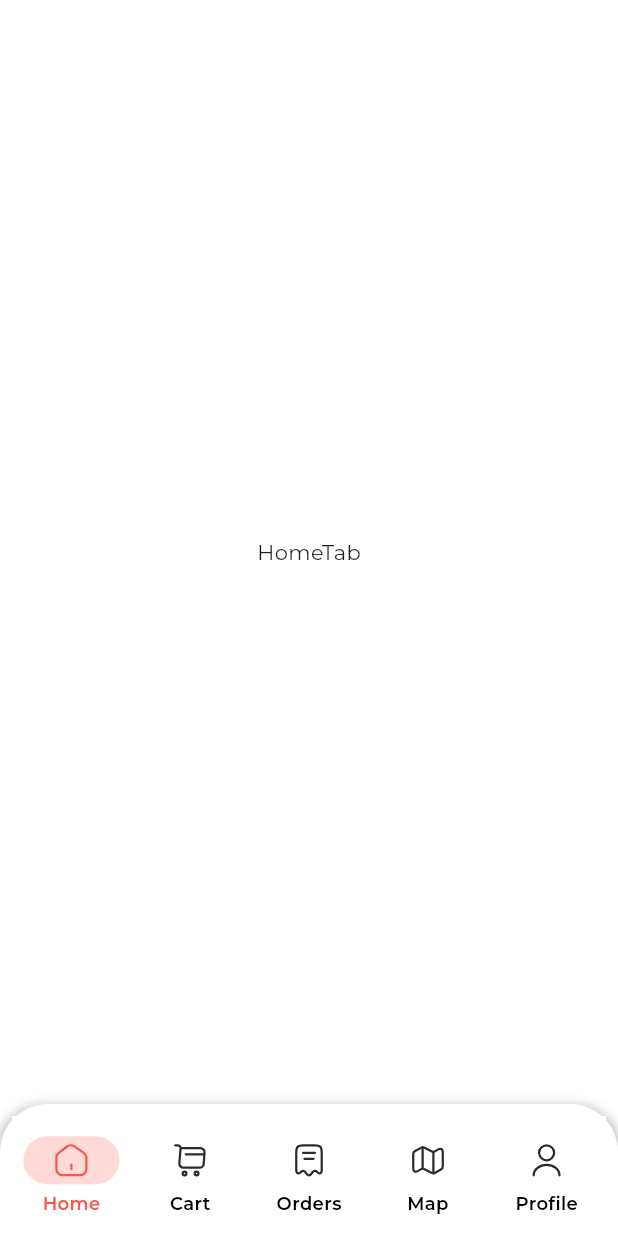
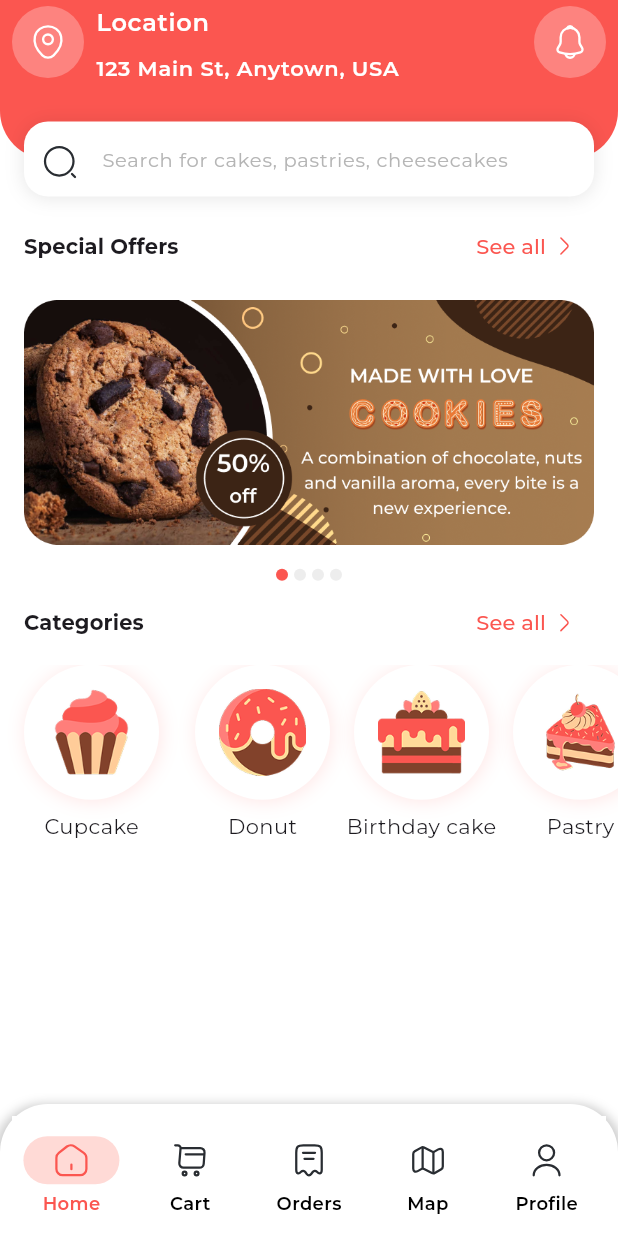
Before and after one commit to Kingjohneycodey/sweet-shop-app, a Flutter app: the screen it shows after launch, on a phone screen of 412 x 824 dp. Run offline on Flutter 3.47's test engine with Material 3 defaults, Android fonts, the phone set to English and light mode, and no system bars; drawn by our look-alikes of carousel_slider, smooth_page_indicator; our stand-ins replace bloc, flutter_bloc, flutter_svg, google_fonts, readmore.

Commit message:
worked on the home app bar, special offers and categories section on the home page

```diff
--- a/lib/core/theme/theme.dart
+++ b/lib/core/theme/theme.dart
@@ -42,6 +42,7 @@ class AppTheme {
 
   static const _lightAppColors = AppColors(
     // Primary
+    // primary: Color(0xFF4169E1),
     primary: Color(0xFFFB5650),
     primaryShade1: Color(0xFFFEDDDC),
     primaryShade2: Color(0xFFFECCCA),
--- /dev/null
+++ b/lib/features/home_feature/data/data_source/local/sample_data.dart
@@ -0,0 +1,79 @@
+import '../../../../../core/gen/assets.gen.dart';
+
+List<String> banners = [
+  Assets.images.specialOffer1.path,
+  Assets.images.specialOffer2.path,
+  Assets.images.specialOffer3.path,
+  Assets.images.specialOffer4.path,
+];
+
+final List<String> imagesOfCategories = [
+  Assets.images.cupcakeIllustration.path,
+  Assets.images.donutIllustration.path,
+  Assets.images.cakeIllustration.path,
+  Assets.images.pastryIllustration.path,
+  Assets.images.cupcakeIllustration.path,
+  Assets.images.donutIllustration.path,
+  Assets.images.cakeIllustration.path,
+  Assets.images.pastryIllustration.path,
+];
+
+final List<String> titlesOfCategories = [
+  'Cupcake',
+  'Donut',
+  'Birthday cake',
+  'Pastry',
+  'Cupcake',
+  'Donut',
+  'Birthday cake',
+  'Pastry',
+];
+
+List<String> titleOfTheListOfProducts = [
+  'Featured products',
+  'New products',
+  'Popular products',
+];
+
+List<String> productsName = [
+  'Red Velvet Cake',
+  'Chocolate Cake',
+  'Red Velvet Cake',
+  'Chocolate Cake',
+];
+
+List<String> productsImage = [
+  Assets.images.redVelvetCakeWithFruit.path,
+  Assets.images.strawberryChocolateCake.path,
+  Assets.images.redVelvetCakeWithFruit.path,
+  Assets.images.strawberryChocolateCake.path,
+];
+
+List<String> categoryProductsImage = [
+  Assets.images.donutCategory1.path,
+  Assets.images.donutCategory2.path,
+  Assets.images.donutCategory3.path,
+  Assets.images.cupcakeCategory1.path,
+  Assets.images.cupcakeCategory2.path,
+  Assets.images.cupcakeCategory3.path,
+  Assets.images.birthdayCakeCategory1.path,
+  Assets.images.birthdayCakeCategory2.path,
+  Assets.images.birthdayCakeCategory3.path,
+];
+
+List<String> categoryProductsName = [
+  'Sponge donut',
+  'Chocolate donut',
+  'Donuts',
+  'Strawberry cake',
+  'blackberry cake',
+  'Chocolate cake',
+  'Birthday cake',
+  'Birthday cake',
+  'Birthday cake',
+];
+
+final String productDescription =
+    'Our chocolate cake is made with a combination of the finest ingredients, from premium chocolate and cocoa to the freshest eggs and pure butter. With a soft, moist texture and rich chocolate flavor, this cake will give you an unforgettable experience.\nEach slice is a celebration of pure indulgence, crafted to delight your senses.\nDiscover the difference that quality and care make in every single bite.';
+
+final List<String> weights = ['0.5 kg', '1 kg', '1.5 kg', '2 kg', '4 kg'];
--- /dev/null
+++ b/lib/features/home_feature/presentation/bloc/banner_slider_cubit.dart
@@ -0,0 +1,12 @@
+import 'package:bloc/bloc.dart';
+import 'package:carousel_slider/carousel_slider.dart';
+
+part 'banner_slider_state.dart';
+
+class BannerSliderCubit extends Cubit<BannerSliderState> {
+  BannerSliderCubit() : super(BannerSliderState(currentIndex: 0));
+
+  void onPageChanged({required final int index}) {
+    emit(state.copyWith(currentIndex: index));
+  }
+}
--- /dev/null
+++ b/lib/features/home_feature/presentation/bloc/banner_slider_state.dart
@@ -0,0 +1,16 @@
+part of 'banner_slider_cubit.dart';
+
+class BannerSliderState {
+  BannerSliderState({required this.currentIndex});
+
+  final int currentIndex;
+  final CarouselSliderController controller = CarouselSliderController();
+
+  BannerSliderState copyWith({
+    int? currentIndex,
+  }) {
+    return BannerSliderState(
+      currentIndex: currentIndex ?? this.currentIndex,
+    );
+  }
+}
--- a/lib/features/home_feature/presentation/screens/home_screen.dart
+++ b/lib/features/home_feature/presentation/screens/home_screen.dart
@@ -3,6 +3,7 @@ import 'package:flutter_bloc/flutter_bloc.dart';
 import 'package:sweet_shop/core/theme/theme.dart';
 import 'package:sweet_shop/core/widgets/app_scaffold.dart';
 import 'package:sweet_shop/core/widgets/app_svg_viewer.dart';
+import 'package:sweet_shop/features/home_feature/presentation/widgets/home_app_bar.dart';
 import 'package:sweet_shop/features/home_feature/presentation/widgets/tabs/cart_tab.dart';
 import 'package:sweet_shop/features/home_feature/presentation/widgets/tabs/orders_tab.dart';
 import 'package:sweet_shop/features/home_feature/presentation/widgets/tabs/profile_tab.dart';
@@ -41,7 +42,7 @@ class _HomeScreen extends StatelessWidget {
       const ProfileTab(),
     ];
     return AppScaffold(
-      // appBar: watch.state.selectedIndex == 0 ? HomeAppBar() : null,
+      appBar: watch.state.selectedIndex == 0 ? HomeAppBar() : null,
       body: tabs[watch.state.selectedIndex],
       padding: EdgeInsets.zero,
       bottomNavigationBar: Container(
--- /dev/null
+++ b/lib/features/home_feature/presentation/widgets/banner_slider_widget.dart
@@ -0,0 +1,79 @@
+import 'package:carousel_slider/carousel_slider.dart';
+import 'package:flutter/material.dart';
+import 'package:flutter_bloc/flutter_bloc.dart';
+import 'package:sweet_shop/core/theme/theme.dart';
+import 'package:sweet_shop/core/utils/sized_context.dart';
+import 'package:smooth_page_indicator/smooth_page_indicator.dart';
+
+import '../../../../core/theme/dimens.dart';
+import '../../../../core/utils/check_device_size.dart';
+import '../../data/data_source/local/sample_data.dart';
+import '../bloc/banner_slider_cubit.dart';
+
+class BannerSliderWidget extends StatelessWidget {
+  const BannerSliderWidget({super.key});
+
+  @override
+  Widget build(BuildContext context) {
+    return BlocProvider<BannerSliderCubit>(
+      create: (context) => BannerSliderCubit(),
+      child: const _BannerSliderWidget(),
+    );
+  }
+}
+
+class _BannerSliderWidget extends StatelessWidget {
+  const _BannerSliderWidget();
+
+  @override
+  Widget build(BuildContext context) {
+    final watch = context.watch<BannerSliderCubit>();
+    final read = context.read<BannerSliderCubit>();
+    final colors = context.theme.appColors;
+    return Center(
+      child: SizedBox(
+        width: checkDesktopSize(context)
+            ? Dimens.largeDeviceBreakPoint
+            : context.widthPx,
+        child: Column(
+          spacing: Dimens.padding,
+          children: [
+            CarouselSlider(
+              carouselController: watch.state.controller,
+              items: banners.map((banner) {
+                return Padding(
+                  padding: const EdgeInsets.symmetric(
+                    horizontal: Dimens.largePadding,
+                  ),
+                  child: Image.asset(banner),
+                );
+              }).toList(),
+              options: CarouselOptions(
+                autoPlay: false,
+                enlargeCenterPage: true,
+                enlargeFactor: 0.5,
+                aspectRatio: 2.3,
+                viewportFraction: 1,
+                onPageChanged: (final index, final reason) {
+                  read.onPageChanged(index: index);
+                },
+              ),
+            ),
+            AnimatedSmoothIndicator(
+              activeIndex: watch.state.currentIndex,
+              count: banners.length,
+              effect: WormEffect(
+                activeDotColor: colors.primary,
+                dotColor: colors.gray,
+                dotHeight: 8,
+                dotWidth: 8,
+                spacing: 4,
+                type: WormType.normal,
+              ),
+            ),
+          ],
+        ),
+      ),
+    );
+  }
+}
--- /dev/null
+++ b/lib/features/home_feature/presentation/widgets/categories_list.dart
@@ -0,0 +1,49 @@
+import 'package:flutter/material.dart';
+import 'package:sweet_shop/core/theme/dimens.dart';
+import 'package:sweet_shop/core/theme/theme.dart';
+import 'package:sweet_shop/features/home_feature/data/data_source/local/sample_data.dart';
+
+class CategoriesList extends StatelessWidget {
+  const CategoriesList({super.key});
+
+  @override
+  Widget build(BuildContext context) {
+    final colors = context.theme.appColors;
+    return SizedBox(
+      height: 120,
+      child: ListView.builder(
+        itemCount: titlesOfCategories.length,
+        shrinkWrap: true,
+        scrollDirection: Axis.horizontal,
+        itemBuilder: (final context, final index) {
+          return Column(
+            spacing: Dimens.padding,
+            children: [
+              Container(
+                width: 90,
+                height: 90,
+                decoration: BoxDecoration(
+                  borderRadius: BorderRadius.circular(100),
+                  color: context.theme.scaffoldBackgroundColor,
+                  boxShadow: [
+                    BoxShadow(
+                      color: colors.primary.withValues(alpha: 0.15),
+                      blurRadius: 10,
+                      offset: Offset(1, 1),
+                    ),
+                  ],
+                ),
+                padding: EdgeInsets.all(Dimens.largePadding),
+                margin: EdgeInsets.symmetric(
+                  horizontal: index == 0 ? Dimens.largePadding : Dimens.padding,
+                ),
+                child: Center(child: Image.asset(imagesOfCategories[index])),
+              ),
+              Text(titlesOfCategories[index]),
+            ],
+          );
+        },
+      ),
+    );
+  }
+}
--- /dev/null
+++ b/lib/features/home_feature/presentation/widgets/home_app_bar.dart
@@ -0,0 +1,74 @@
+import 'package:flutter/material.dart';
+import 'package:sweet_shop/core/gen/assets.gen.dart';
+import 'package:sweet_shop/core/theme/dimens.dart';
+import 'package:sweet_shop/core/theme/theme.dart';
+import 'package:sweet_shop/core/utils/sized_context.dart';
+import 'package:sweet_shop/core/widgets/app_icon_buttons.dart';
+import 'package:sweet_shop/core/widgets/app_search_bar.dart';
+
+class HomeAppBar extends StatelessWidget implements PreferredSizeWidget {
+  const HomeAppBar({super.key});
+
+  @override
+  Widget build(BuildContext context) {
+    final colors = context.theme.appColors;
+
+    return Column(
+      children: [
+        AppBar(
+          backgroundColor: colors.primary,
+          actions: [AppIconButton(iconPath: Assets.icons.notification)],
+          title: Row(
+            spacing: Dimens.padding,
+            children: [
+              AppIconButton(iconPath: Assets.icons.location),
+              Column(
+                spacing: Dimens.padding,
+                crossAxisAlignment: CrossAxisAlignment.start,
+                children: [
+                  Text(
+                    'Location',
+                    style: TextStyle(fontSize: 16, color: colors.white),
+                  ),
+                  Text(
+                    '123 Main St, Anytown, USA',
+                    style: TextStyle(fontSize: 14, color: colors.white),
+                  ),
+                ],
+              ),
+            ],
+          ),
+          leadingWidth: 85,
+          titleSpacing: Dimens.padding,
+          actionsPadding: EdgeInsets.symmetric(horizontal: Dimens.padding),
+        ),
+        Stack(
+          children: [
+            Container(
+              height: 50,
+              width: context.widthPx,
+              decoration: BoxDecoration(
+                color: context.theme.appColors.primary,
+                borderRadius: BorderRadius.only(
+                  bottomLeft: Radius.circular(Dimens.extraLargePadding),
+                  bottomRight: Radius.circular(Dimens.extraLargePadding),
+                ),
+              ),
+            ),
+            Padding(
+              padding: EdgeInsets.only(
+                top: 25,
+                left: Dimens.largePadding,
+                right: Dimens.largePadding,
+              ),
+              child: AppSearchBar(),
+            ),
+          ],
+        ),
+      ],
+    );
+  }
+
+  @override
+  Size get preferredSize => Size.fromHeight(AppBar().preferredSize.height + 80);
+}
--- a/lib/features/home_feature/presentation/widgets/tabs/home_tab.dart
+++ b/lib/features/home_feature/presentation/widgets/tabs/home_tab.dart
@@ -1,10 +1,22 @@
 import 'package:flutter/material.dart';
+import 'package:sweet_shop/core/widgets/app_title_widget.dart';
+import 'package:sweet_shop/features/home_feature/presentation/widgets/banner_slider_widget.dart';
+import 'package:sweet_shop/features/home_feature/presentation/widgets/categories_list.dart';
 
 class HomeTab extends StatelessWidget {
   const HomeTab({super.key});
 
   @override
   Widget build(BuildContext context) {
-    return const Center(child: Text('HomeTab'));
+    return SingleChildScrollView(
+      child: Column(
+        children: [
+          AppTitleWidget(title: 'Special Offers', onPressed: () {}),
+          BannerSliderWidget(),
+          AppTitleWidget(title: 'Categories', onPressed: () {}),
+          CategoriesList(),
+        ],
+      ),
+    );
   }
 }
```
